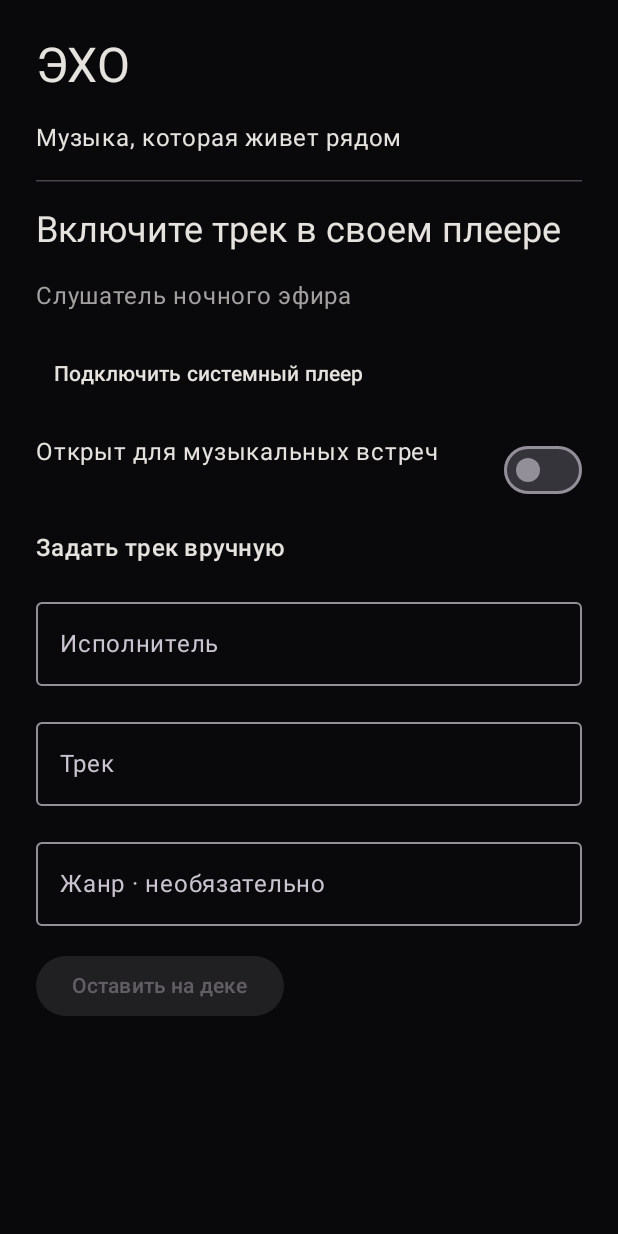
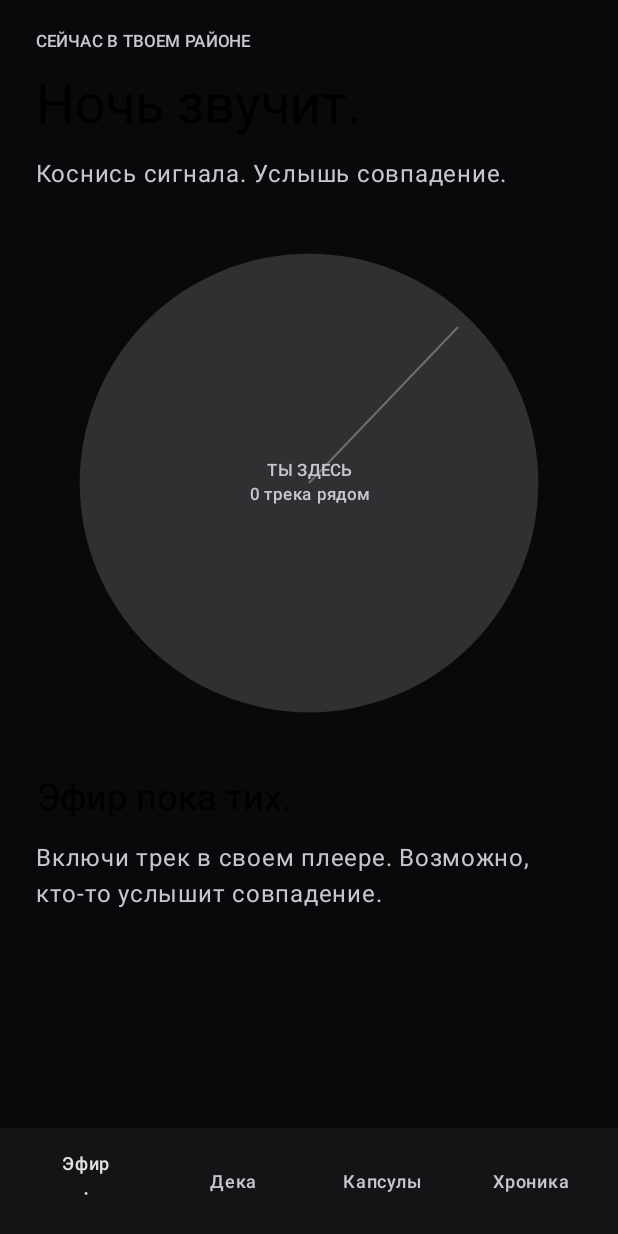
Before and after one commit to kvazibulka-commits/Echo-by-GatGPT, an Android app built with Jetpack Compose: the screen it shows after launch (MainActivity), on a phone screen of 412 x 824 dp. Run offline under Robolectric (Android 15) with nearby library versions, the phone set to English and light mode, and no system bars; 1 statement that could not run was skipped.

Commit message:
feat: replace deck foundation with four Compose screens

```diff
--- a/app/src/main/java/ru/echo/radar/MainActivity.kt
+++ b/app/src/main/java/ru/echo/radar/MainActivity.kt
@@ -3,12 +3,12 @@ package ru.echo.radar
 import android.os.Bundle
 import androidx.activity.ComponentActivity
 import androidx.activity.compose.setContent
-import ru.echo.radar.ui.DeckFoundation
+import ru.echo.radar.ui.EchoAppRoot
 import ru.echo.radar.ui.EchoTheme
 
 class MainActivity : ComponentActivity() {
     override fun onCreate(savedInstanceState: Bundle?) {
         super.onCreate(savedInstanceState)
-        setContent { EchoTheme { DeckFoundation() } }
+        setContent { EchoTheme { EchoAppRoot() } }
     }
 }
--- /dev/null
+++ b/app/src/main/java/ru/echo/radar/ui/AirScreen.kt
@@ -0,0 +1,110 @@
+package ru.echo.radar.ui
+
+import androidx.compose.foundation.Canvas
+import androidx.compose.foundation.clickable
+import androidx.compose.foundation.layout.Arrangement
+import androidx.compose.foundation.layout.Box
+import androidx.compose.foundation.layout.Column
+import androidx.compose.foundation.layout.Row
+import androidx.compose.foundation.layout.aspectRatio
+import androidx.compose.foundation.layout.fillMaxSize
+import androidx.compose.foundation.layout.fillMaxWidth
+import androidx.compose.foundation.layout.padding
+import androidx.compose.foundation.lazy.LazyColumn
+import androidx.compose.foundation.lazy.items
+import androidx.compose.material3.Button
+import androidx.compose.material3.HorizontalDivider
+import androidx.compose.material3.MaterialTheme
+import androidx.compose.material3.ModalBottomSheet
+import androidx.compose.material3.Text
+import androidx.compose.material3.TextButton
+import androidx.compose.runtime.Composable
+import androidx.compose.runtime.getValue
+import androidx.compose.runtime.mutableStateOf
+import androidx.compose.runtime.remember
+import androidx.compose.runtime.setValue
+import androidx.compose.ui.Alignment
+import androidx.compose.ui.Modifier
+import androidx.compose.ui.geometry.Offset
+import androidx.compose.ui.graphics.Color
+import androidx.compose.ui.text.style.TextAlign
+import androidx.compose.ui.unit.dp
+import ru.echo.radar.data.EchoStateRepository
+import ru.echo.radar.model.EchoState
+import ru.echo.radar.model.Signal
+import ru.echo.radar.model.Track
+
+@Composable
+fun AirScreen(state: EchoState, currentTrack: Track?) {
+    var selected by remember { mutableStateOf<Signal?>(null) }
+    Column(Modifier.fillMaxSize().padding(horizontal = 24.dp, vertical = 20.dp), verticalArrangement = Arrangement.spacedBy(12.dp)) {
+        Eyebrow("СЕЙЧАС В ТВОЕМ РАЙОНЕ")
+        Text("Ночь звучит.", style = MaterialTheme.typography.displaySmall)
+        Text("Коснись сигнала. Услышь совпадение.", color = MaterialTheme.colorScheme.onSurfaceVariant)
+        Radar(state.signals.size)
+        if (state.signals.isEmpty()) {
+            Text("Эфир пока тих.", style = MaterialTheme.typography.headlineSmall)
+            Text("Включи трек в своем плеере. Возможно, кто-то услышит совпадение.", color = MaterialTheme.colorScheme.onSurfaceVariant)
+        } else {
+            Eyebrow("БЛИЖЕ ВСЕГО ПО ЗВУЧАНИЮ")
+            LazyColumn(Modifier.weight(1f), verticalArrangement = Arrangement.spacedBy(0.dp)) {
+                items(state.signals, key = { it.sessionId }) { signal -> SignalRow(signal) { selected = signal } }
+            }
+        }
+        currentTrack?.let { Text("Твой сигнал: ${it.artist} — ${it.title}", color = MaterialTheme.colorScheme.secondary) }
+    }
+    selected?.let { signal -> ModalBottomSheet(onDismissRequest = { selected = null }) {
+        SignalSheet(signal, onSave = { EchoStateRepository.saveTrack(signal.track); selected = null },
+            onImpulse = { EchoStateRepository.sendImpulse(signal.sessionId); selected = null })
+    } }
+}
+
+@Composable
+private fun Radar(signalCount: Int) {
+    Box(Modifier.fillMaxWidth().aspectRatio(1f), contentAlignment = Alignment.Center) {
+        Canvas(Modifier.fillMaxSize()) {
+            val center = Offset(size.width / 2f, size.height / 2f); val radius = size.minDimension * .42f
+            listOf(.3f, .55f, .78f, 1f).forEach { drawCircle(Color(0xFF303033), radius * it, center, 1f) }
+            drawLine(Color(0xFF303033), Offset(center.x, center.y - radius), Offset(center.x, center.y + radius), 1f)
+            drawLine(Color(0xFF303033), Offset(center.x - radius, center.y), Offset(center.x + radius, center.y), 1f)
+            drawLine(Color(0x55EEEAE3), center, Offset(center.x + radius * .65f, center.y - radius * .68f), 2f)
+            drawCircle(Color(0xFFEEEAE3), center, 4f)
+            if (signalCount > 0) listOf(.2f to -.5f, -.55f to .25f, .58f to .4f).take(signalCount.coerceAtMost(3)).forEachIndexed { index, pair ->
+                drawCircle(if (index == 1) Color(0x99EEEAE3) else Color(0xFFEEEAE3), Offset(center.x + radius * pair.first, center.y + radius * pair.second), 7f)
+            }
+        }
+        Text("ТЫ ЗДЕСЬ\n$signalCount трека рядом", style = MaterialTheme.typography.labelSmall,
+            color = MaterialTheme.colorScheme.onSurfaceVariant, textAlign = TextAlign.Center)
+    }
+}
+
+@Composable
+private fun SignalRow(signal: Signal, onClick: () -> Unit) {
+    Row(Modifier.fillMaxWidth().clickable(onClick = onClick).padding(vertical = 16.dp), verticalAlignment = Alignment.CenterVertically) {
+        AbstractForm()
+        Column(Modifier.weight(1f).padding(start = 12.dp)) {
+            Text("${signal.track.artist} — ${signal.track.title}", style = MaterialTheme.typography.titleMedium)
+            Text(signal.track.genre.ifBlank { "Жанр пока не указан" }, style = MaterialTheme.typography.bodySmall, color = MaterialTheme.colorScheme.onSurfaceVariant)
+        }
+        Text("↗", color = MaterialTheme.colorScheme.onSurfaceVariant)
+    }
+    HorizontalDivider()
+}
+
+@Composable
+private fun SignalSheet(signal: Signal, onSave: () -> Unit, onImpulse: () -> Unit) {
+    Column(Modifier.fillMaxWidth().padding(horizontal = 24.dp, vertical = 12.dp), verticalArrangement = Arrangement.spacedBy(14.dp)) {
+        AbstractForm(); Eyebrow("СИГНАЛ ИЗ ЭФИРА")
+        Text("${signal.track.artist} — ${signal.track.title}", style = MaterialTheme.typography.headlineSmall)
+        Text(signal.track.genre.ifBlank { "Жанр пока не указан" }, color = MaterialTheme.colorScheme.onSurfaceVariant)
+        Eyebrow("В ТВОЕМ РАЙОНЕ")
+        Text("Открыт для музыкальных встреч", color = MaterialTheme.colorScheme.secondary)
+        Button(onClick = onSave, modifier = Modifier.fillMaxWidth()) { Text("Сохранить трек") }
+        TextButton(onClick = onImpulse, modifier = Modifier.align(Alignment.CenterHorizontally)) { Text("Тихий импульс") }
+    }
+}
+
+@Composable
+private fun AbstractForm() {
+    Canvas(Modifier.size(42.dp)) { drawCircle(Color(0xFFAAA69D), size.minDimension * .42f, Offset(size.width * .42f, size.height * .42f), 1f) }
+}
--- /dev/null
+++ b/app/src/main/java/ru/echo/radar/ui/ComposeCompat.kt
@@ -0,0 +1,9 @@
+package ru.echo.radar.ui
+
+import androidx.compose.runtime.Composable
+import androidx.compose.runtime.State
+import androidx.lifecycle.compose.collectAsStateWithLifecycle
+import kotlinx.coroutines.flow.StateFlow
+
+@Composable
+fun <T> StateFlow<T>.collectAsStateWithLifecycleCompat(): State<T> = collectAsStateWithLifecycle()
--- a/app/src/main/java/ru/echo/radar/ui/DeckFoundation.kt
+++ /dev/null
@@ -1,62 +0,0 @@
-package ru.echo.radar.ui
-
-import android.content.Intent
-import android.provider.Settings
-import androidx.compose.foundation.layout.*
-import androidx.compose.foundation.rememberScrollState
-import androidx.compose.foundation.text.KeyboardOptions
-import androidx.compose.foundation.verticalScroll
-import androidx.compose.material3.*
-import androidx.compose.runtime.*
-import androidx.compose.runtime.saveable.rememberSaveable
-import androidx.compose.ui.Modifier
-import androidx.compose.ui.platform.LocalContext
-import androidx.compose.ui.text.input.KeyboardCapitalization
-import androidx.compose.ui.unit.dp
-import androidx.lifecycle.compose.collectAsStateWithLifecycle
-import ru.echo.radar.data.EchoStateRepository
-import ru.echo.radar.engine.SerendipityEngine
-import ru.echo.radar.model.Track
-
-/** Functional media foundation; the four product screens belong to the next stage. */
-@Composable
-fun DeckFoundation() {
-    val presence by EchoStateRepository.presence.collectAsStateWithLifecycle()
-    val open by EchoStateRepository.openToMeet.collectAsStateWithLifecycle()
-    val context = LocalContext.current
-    var artist by rememberSaveable { mutableStateOf("") }
-    var title by rememberSaveable { mutableStateOf("") }
-    var genre by rememberSaveable { mutableStateOf("") }
-    Surface(modifier = Modifier.fillMaxSize(), color = MaterialTheme.colorScheme.background) {
-        Column(Modifier.safeDrawingPadding().imePadding().verticalScroll(rememberScrollState()).padding(24.dp),
-            verticalArrangement = Arrangement.spacedBy(16.dp)) {
-            Text("ЭХО", style = MaterialTheme.typography.headlineLarge)
-            Text("Музыка, которая живет рядом", style = MaterialTheme.typography.bodyLarge)
-            HorizontalDivider()
-            Text(presence?.track?.let { "${it.artist} — ${it.title}" } ?: "Включите трек в своем плеере",
-                style = MaterialTheme.typography.headlineSmall)
-            presence?.track?.genre?.takeIf { it.isNotBlank() }?.let { Text(it) }
-            Text(SerendipityEngine.archetype(listOfNotNull(presence?.track)),
-                color = MaterialTheme.colorScheme.secondary)
-            TextButton(onClick = { context.startActivity(Intent(Settings.ACTION_NOTIFICATION_LISTENER_SETTINGS)) }) {
-                Text("Подключить системный плеер")
-            }
-            Row(Modifier.fillMaxWidth(), horizontalArrangement = Arrangement.SpaceBetween) {
-                Text("Открыт для музыкальных встреч", modifier = Modifier.weight(1f))
-                Switch(checked = open, onCheckedChange = EchoStateRepository::setOpenToMeet)
-            }
-            Text("Задать трек вручную", style = MaterialTheme.typography.titleMedium)
-            listOf("Исполнитель" to artist, "Трек" to title, "Жанр · необязательно" to genre).forEachIndexed { index, field ->
-                OutlinedTextField(value = field.second, onValueChange = { value ->
-                    if (value.length <= 160) when (index) { 0 -> artist = value; 1 -> title = value; else -> genre = value }
-                }, label = { Text(field.first) }, singleLine = true, modifier = Modifier.fillMaxWidth(),
-                    keyboardOptions = KeyboardOptions(capitalization = KeyboardCapitalization.Sentences))
-            }
-            Button(onClick = { EchoStateRepository.manual(Track(artist.trim(), title.trim(), genre.trim())) },
-                enabled = artist.isNotBlank() && title.isNotBlank()) { Text("Оставить на деке") }
-            if (presence?.source == "manual") {
-                TextButton(onClick = EchoStateRepository::followSystem) { Text("Вернуться к системному плееру") }
-            }
-        }
-    }
-}
--- /dev/null
+++ b/app/src/main/java/ru/echo/radar/ui/EchoAppRoot.kt
@@ -0,0 +1,65 @@
+package ru.echo.radar.ui
+
+import androidx.compose.foundation.background
+import androidx.compose.foundation.clickable
+import androidx.compose.foundation.layout.Arrangement
+import androidx.compose.foundation.layout.Box
+import androidx.compose.foundation.layout.Column
+import androidx.compose.foundation.layout.Row
+import androidx.compose.foundation.layout.WindowInsets
+import androidx.compose.foundation.layout.fillMaxSize
+import androidx.compose.foundation.layout.fillMaxWidth
+import androidx.compose.foundation.layout.navigationBars
+import androidx.compose.foundation.layout.padding
+import androidx.compose.foundation.layout.windowInsetsPadding
+import androidx.compose.material3.MaterialTheme
+import androidx.compose.material3.Text
+import androidx.compose.runtime.Composable
+import androidx.compose.runtime.getValue
+import androidx.compose.runtime.mutableStateOf
+import androidx.compose.runtime.saveable.rememberSaveable
+import androidx.compose.runtime.setValue
+import androidx.compose.ui.Alignment
+import androidx.compose.ui.Modifier
+import androidx.compose.ui.unit.dp
+import ru.echo.radar.data.EchoStateRepository
+
+enum class EchoTab(val label: String) { AIR("Эфир"), DECK("Дека"), CAPSULES("Капсулы"), CHRONICLE("Хроника") }
+
+@Composable
+fun EchoAppRoot() {
+    var selectedName by rememberSaveable { mutableStateOf(EchoTab.AIR.name) }
+    val selected = EchoTab.valueOf(selectedName)
+    val state by EchoStateRepository.echoState.collectAsStateWithLifecycleCompat()
+    val presence by EchoStateRepository.presence.collectAsStateWithLifecycleCompat()
+    val savedTracks by EchoStateRepository.savedTracks.collectAsStateWithLifecycleCompat()
+    Column(Modifier.fillMaxSize().background(MaterialTheme.colorScheme.background)) {
+        Box(Modifier.weight(1f).fillMaxWidth()) {
+            when (selected) {
+                EchoTab.AIR -> AirScreen(state = state, currentTrack = presence?.track)
+                EchoTab.DECK -> DeckScreen(presence = presence, onSave = EchoStateRepository::saveTrack)
+                EchoTab.CAPSULES -> CapsulesScreen(capsules = state.capsules)
+                EchoTab.CHRONICLE -> ChronicleScreen(encounters = state.encounters, savedTracks = savedTracks)
+            }
+        }
+        EchoBottomNav(selected = selected, onSelect = { selectedName = it.name })
+    }
+}
+
+@Composable
+private fun EchoBottomNav(selected: EchoTab, onSelect: (EchoTab) -> Unit) {
+    Row(
+        Modifier.fillMaxWidth().windowInsetsPadding(WindowInsets.navigationBars)
+            .background(MaterialTheme.colorScheme.surface).padding(horizontal = 8.dp, vertical = 6.dp),
+        horizontalArrangement = Arrangement.SpaceEvenly, verticalAlignment = Alignment.CenterVertically,
+    ) {
+        EchoTab.entries.forEach { tab ->
+            Column(Modifier.weight(1f).clickable { onSelect(tab) }.padding(vertical = 10.dp),
+                horizontalAlignment = Alignment.CenterHorizontally) {
+                Text(tab.label, color = if (tab == selected) MaterialTheme.colorScheme.onSurface
+                else MaterialTheme.colorScheme.onSurfaceVariant, style = MaterialTheme.typography.labelMedium)
+                if (tab == selected) Text("·", color = MaterialTheme.colorScheme.onSurface)
+            }
+        }
+    }
+}
```
Also changed, not shown: app/src/main/java/ru/echo/radar/data/EchoStateRepository.kt (+15 -0 lines), app/src/main/java/ru/echo/radar/ui/CapsulesScreen.kt (added, +43 -0 lines), app/src/main/java/ru/echo/radar/ui/ChronicleScreen.kt (added, +40 -0 lines), app/src/main/java/ru/echo/radar/ui/DeckScreen.kt (added, +111 -0 lines), 2 other files.
